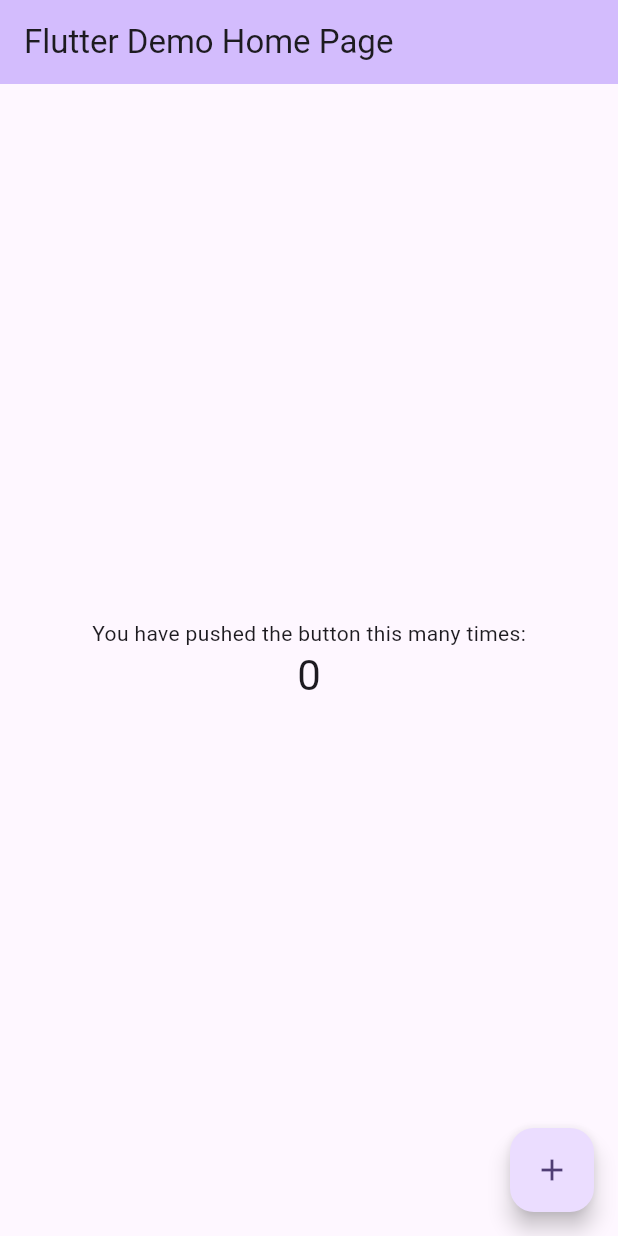
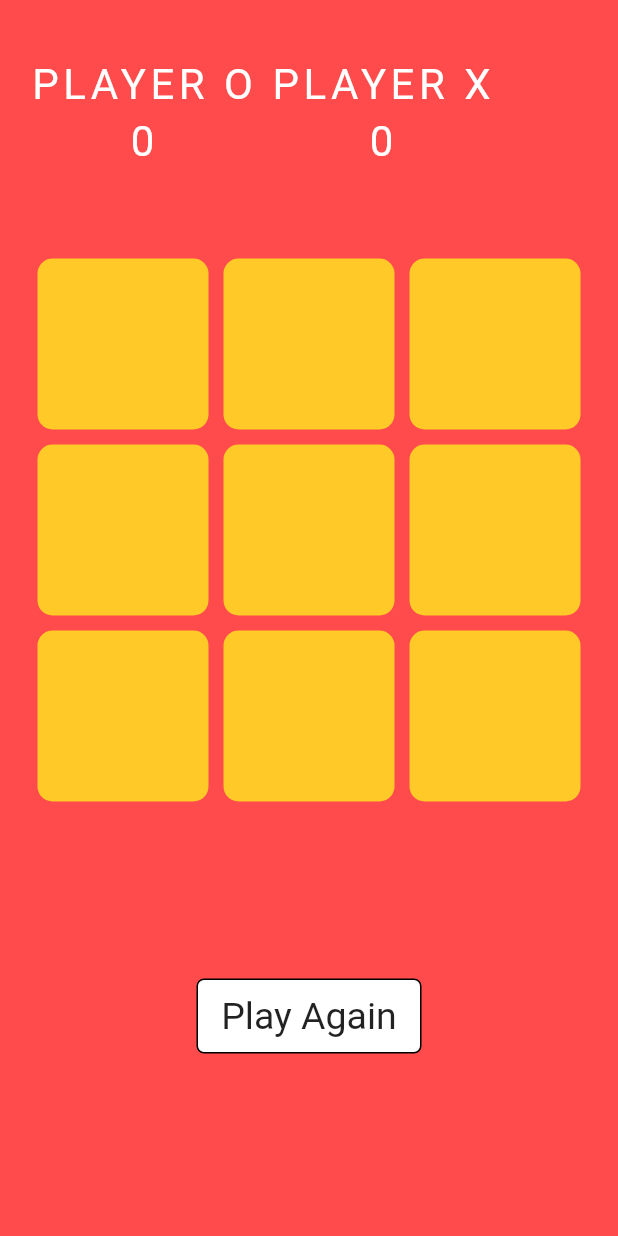
Before and after one commit to amartya895/Tic-tac-Toe, a Flutter app: the screen it shows after launch, on a phone screen of 412 x 824 dp. Run offline on Flutter 3.47's test engine with Material 2 defaults, Android fonts, the phone set to English and light mode, and no system bars; our stand-ins replace google_fonts; Roboto replaces fonts that are missing (Coiny).

Commit message:
Game working

```diff
--- /dev/null
+++ b/lib/constant/colors.dart
@@ -0,0 +1,7 @@
+import 'package:flutter/material.dart';
+
+class MainColors {
+  static Color primaryColor = const Color(0xffFF4b4b);
+  static Color secondayColor = const Color(0xffFFca27);
+  static Color acentColor = const Color(0xFF4169e8);
+}
--- a/lib/main.dart
+++ b/lib/main.dart
@@ -1,4 +1,5 @@
 import 'package:flutter/material.dart';
+import 'package:tic_tac_toe/screens/game.dart';
 
 void main() {
   runApp(const MyApp());
@@ -6,120 +7,11 @@ void main() {
 
 class MyApp extends StatelessWidget {
   const MyApp({super.key});
-
-  // This widget is the root of your application.
   @override
   Widget build(BuildContext context) {
-    return MaterialApp(
-      title: 'Flutter Demo',
-      theme: ThemeData(
-        // This is the theme of your application.
-        //
-        // TRY THIS: Try running your application with "flutter run". You'll see
-        // the application has a blue toolbar. Then, without quitting the app,
-        // try changing the seedColor in the colorScheme below to Colors.green
-        // and then invoke "hot reload" (save your changes or press the "hot
-        // reload" button in a Flutter-supported IDE, or press "r" if you used
-        // the command line to start the app).
-        //
-        // Notice that the counter didn't reset back to zero; the application
-        // state is not lost during the reload. To reset the state, use hot
-        // restart instead.
-        //
-        // This works for code too, not just values: Most code changes can be
-        // tested with just a hot reload.
-        colorScheme: ColorScheme.fromSeed(seedColor: Colors.deepPurple),
-        useMaterial3: true,
-      ),
-      home: const MyHomePage(title: 'Flutter Demo Home Page'),
+    return const MaterialApp(
+      debugShowCheckedModeBanner: false,
+      home: GameScreen(),
     );
   }
 }
-
-class MyHomePage extends StatefulWidget {
-  const MyHomePage({super.key, required this.title});
-
-  // This widget is the home page of your application. It is stateful, meaning
-  // that it has a State object (defined below) that contains fields that affect
-  // how it looks.
-
-  // This class is the configuration for the state. It holds the values (in this
-  // case the title) provided by the parent (in this case the App widget) and
-  // used by the build method of the State. Fields in a Widget subclass are
-  // always marked "final".
-
-  final String title;
-
-  @override
-  State<MyHomePage> createState() => _MyHomePageState();
-}
-
-class _MyHomePageState extends State<MyHomePage> {
-  int _counter = 0;
-
-  void _incrementCounter() {
-    setState(() {
-      // This call to setState tells the Flutter framework that something has
-      // changed in this State, which causes it to rerun the build method below
-      // so that the display can reflect the updated values. If we changed
-      // _counter without calling setState(), then the build method would not be
-      // called again, and so nothing would appear to happen.
-      _counter++;
-    });
-  }
-
-  @override
-  Widget build(BuildContext context) {
-    // This method is rerun every time setState is called, for instance as done
-    // by the _incrementCounter method above.
-    //
-    // The Flutter framework has been optimized to make rerunning build methods
-    // fast, so that you can just rebuild anything that needs updating rather
-    // than having to individually change instances of widgets.
-    return Scaffold(
-      appBar: AppBar(
-        // TRY THIS: Try changing the color here to a specific color (to
-        // Colors.amber, perhaps?) and trigger a hot reload to see the AppBar
-        // change color while the other colors stay the same.
-        backgroundColor: Theme.of(context).colorScheme.inversePrimary,
-        // Here we take the value from the MyHomePage object that was created by
-        // the App.build method, and use it to set our appbar title.
-        title: Text(widget.title),
-      ),
-      body: Center(
-        // Center is a layout widget. It takes a single child and positions it
-        // in the middle of the parent.
-        child: Column(
-          // Column is also a layout widget. It takes a list of children and
-          // arranges them vertically. By default, it sizes itself to fit its
-          // children horizontally, and tries to be as tall as its parent.
-          //
-          // Column has various properties to control how it sizes itself and
-          // how it positions its children. Here we use mainAxisAlignment to
-          // center the children vertically; the main axis here is the vertical
-          // axis because Columns are vertical (the cross axis would be
-          // horizontal).
-          //
-          // TRY THIS: Invoke "debug painting" (choose the "Toggle Debug Paint"
-          // action in the IDE, or press "p" in the console), to see the
-          // wireframe for each widget.
-          mainAxisAlignment: MainAxisAlignment.center,
-          children: <Widget>[
-            const Text(
-              'You have pushed the button this many times:',
-            ),
-            Text(
-              '$_counter',
-              style: Theme.of(context).textTheme.headlineMedium,
-            ),
-          ],
-        ),
-      ),
-      floatingActionButton: FloatingActionButton(
-        onPressed: _incrementCounter,
-        tooltip: 'Increment',
-        child: const Icon(Icons.add),
-      ), // This trailing comma makes auto-formatting nicer for build methods.
-    );
-  }
-}
--- /dev/null
+++ b/lib/screens/game.dart
@@ -0,0 +1,284 @@
+import 'dart:async';
+
+import 'package:flutter/material.dart';
+import 'package:flutter/rendering.dart';
+import 'package:google_fonts/google_fonts.dart';
+import 'package:tic_tac_toe/constant/colors.dart';
+
+class GameScreen extends StatefulWidget {
+  const GameScreen({super.key});
+
+  @override
+  State<GameScreen> createState() => _GameScreenState();
+}
+
+class _GameScreenState extends State<GameScreen> {
+  bool oTurn = true;
+  List<String> displayXO = ['', '', '', '', '', '', '', '', ''];
+  String _resultDeclare = '';
+  static var customFontWhite = GoogleFonts.coiny(
+      textStyle:
+          const TextStyle(color: Colors.white, letterSpacing: 3, fontSize: 28));
+  int oScore = 0;
+  int xScore = 0;
+  bool winnerFound = false;
+
+  int filledBoxCount = 0;
+  static const maxSecond = 30;
+  int seconds = maxSecond;
+  Timer? _timer;
+
+  void startTimer() {
+    _timer = Timer.periodic(Duration(seconds: 1), (_) {
+      setState(() {
+        if (seconds > 0) {
+          seconds--;
+        } else {
+          stopTimer();
+        }
+      });
+    });
+  }
+
+  void stopTimer() {
+    resetTimer();
+    _timer?.cancel();
+  }
+
+  void resetTimer() {
+    seconds = maxSecond;
+  }
+
+  @override
+  Widget build(BuildContext context) {
+    return Scaffold(
+        backgroundColor: MainColors.primaryColor,
+        body: Padding(
+          padding: const EdgeInsets.all(20.0),
+          child: Column(
+            children: [
+              SizedBox(
+                height: 20,
+              ),
+              Expanded(
+                  flex: 1,
+                  child: Row(
+                    children: [
+                      Column(
+                        children: [
+                          Text(
+                            'PLAYER O',
+                            style: customFontWhite,
+                          ),
+                          SizedBox(
+                            height: 5,
+                          ),
+                          Text(
+                            oScore.toString(),
+                            style: customFontWhite,
+                          ),
+                        ],
+                      ),
+                      SizedBox(
+                        width: 10,
+                      ),
+                      Column(
+                        children: [
+                          Text(
+                            'PLAYER X',
+                            style: customFontWhite,
+                          ),
+                          SizedBox(
+                            height: 5,
+                          ),
+                          Text(
+                            xScore.toString(),
+                            style: customFontWhite,
+                          ),
+                        ],
+                      )
+                    ],
+                  )),
+              Expanded(
+                  flex: 3,
+                  child: GridView.builder(
+                      itemCount: 9,
+                      gridDelegate:
+                          const SliverGridDelegateWithFixedCrossAxisCount(
+                              crossAxisCount: 3),
+                      itemBuilder: ((context, index) {
+                        return GestureDetector(
+                          onTap: () => {
+                            _tapped(index),
+                          },
+                          child: Container(
+                            decoration: BoxDecoration(
+                                borderRadius: BorderRadius.circular(15.0),
+                                border: Border.all(
+                                    width: 5, color: MainColors.primaryColor),
+                                color: MainColors.secondayColor),
+                            child: Center(
+                              child: Text(
+                                displayXO[index],
+                                style: GoogleFonts.coiny(
+                                    textStyle: TextStyle(
+                                        fontSize: 64,
+                                        color: MainColors.primaryColor)),
+                              ),
+                            ),
+                          ),
+                        );
+                      }))),
+              Expanded(
+                  flex: 2,
+                  child: Center(
+                    child: Column(
+                      children: [
+                        SizedBox(
+                          height: 50,
+                        ),
+                        Text(
+                          _resultDeclare,
+                          style: customFontWhite,
+                        ),
+                        SizedBox(
+                          height: 20,
+                        ),
+                        Container(
+                          height: 50,
+                          width: 150,
+                          decoration: BoxDecoration(
+                              border: Border.all(width: 1),
+                              borderRadius: BorderRadius.circular(5.0),
+                              color: Colors.white),
+                          child: GestureDetector(
+                            onTap: () {
+                              _clearBoard();
+                            },
+                            child: Center(
+                              child: Text(
+                                'Play Again',
+                                style: TextStyle(fontSize: 25),
+                              ),
+                            ),
+                          ),
+                        )
+                      ],
+                    ),
+                  )),
+            ],
+          ),
+        ));
+  }
+
+  void _tapped(int index) {
+    setState(() {
+      if (oTurn && displayXO[index] == '') {
+        displayXO[index] = 'O';
+        filledBoxCount++;
+      } else if (!oTurn && displayXO[index] == '') {
+        displayXO[index] = 'X';
+        filledBoxCount++;
+      }
+      oTurn = !oTurn;
+
+      _checkWinner();
+    });
+  }
+
+  void _checkWinner() {
+    //1st row check
+
+    if (displayXO[0] == displayXO[1] &&
+        displayXO[0] == displayXO[2] &&
+        displayXO[0] != '') {
+      setState(() {
+        _resultDeclare = 'Player ' + displayXO[0] + ' wins';
+        _updateScore(displayXO[0]);
+      });
+    }
+    if (displayXO[3] == displayXO[4] &&
+        displayXO[3] == displayXO[5] &&
+        displayXO[3] != '') {
+      setState(() {
+        _resultDeclare = 'Player ' + displayXO[3] + ' wins';
+        _updateScore(displayXO[3]);
+      });
+    }
+    if (displayXO[6] == displayXO[7] &&
+        displayXO[6] == displayXO[8] &&
+        displayXO[6] != '') {
+      setState(() {
+        _resultDeclare = 'Player ' + displayXO[6] + ' wins';
+        _updateScore(displayXO[6]);
+      });
+    }
+    if (displayXO[0] == displayXO[3] &&
+        displayXO[0] == displayXO[6] &&
+        displayXO[0] != '') {
+      setState(() {
+        _resultDeclare = 'Player ' + displayXO[0] + ' wins';
+        _updateScore(displayXO[0]);
+      });
+    }
+
+    if (displayXO[1] == displayXO[4] &&
+        displayXO[1] == displayXO[7] &&
+        displayXO[1] != '') {
+      setState(() {
+        _resultDeclare = 'Player ' + displayXO[1] + ' wins';
+        _updateScore(displayXO[1]);
+      });
+    }
+
+    if (displayXO[2] == displayXO[5] &&
+        displayXO[2] == displayXO[8] &&
+        displayXO[2] != '') {
+      setState(() {
+        _resultDeclare = 'Player ' + displayXO[2] + ' wins';
+        _updateScore(displayXO[2]);
+      });
+    }
+
+    if (displayXO[0] == displayXO[4] &&
+        displayXO[0] == displayXO[8] &&
+        displayXO[0] != '') {
+      setState(() {
+        _resultDeclare = 'Player ' + displayXO[0] + ' wins';
+        _updateScore(displayXO[0]);
+      });
+    }
+
+    if (displayXO[2] == displayXO[4] &&
+        displayXO[2] == displayXO[6] &&
+        displayXO[2] != '') {
+      setState(() {
+        _resultDeclare = 'Player ' + displayXO[2] + ' wins';
+        _updateScore(displayXO[2]);
+      });
+    }
+    if (!winnerFound && filledBoxCount == 9) {
+      _resultDeclare = "It's a Tie";
+    }
+  }
+
+  void _updateScore(String winner) {
+    if (winner == 'X') {
+      xScore++;
+    } else {
+      oScore++;
+    }
+
+    winnerFound = true;
+  }
+
+  void _clearBoard() {
+    setState(() {
+      for (int i = 0; i < 9; i++) {
+        displayXO[i] = '';
+      }
+      _resultDeclare = '';
+    });
+    filledBoxCount = 0;
+  }
+}
--- a/pubspec.yaml
+++ b/pubspec.yaml
@@ -35,6 +35,7 @@ dependencies:
   # The following adds the Cupertino Icons font to your application.
   # Use with the CupertinoIcons class for iOS style icons.
   cupertino_icons: ^1.0.2
+  google_fonts: ^5.1.0
 
 dev_dependencies:
   flutter_test:
```
Also changed, not shown: pubspec.lock, 1 other file.
